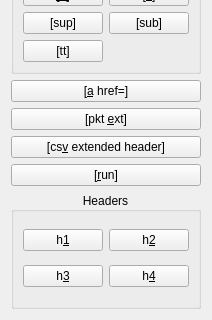
Old version of the form ui/stctagsbuttons.ui in the repository baziorek/STC_editor; both pictures show x 0 to 212 and y 333 to 653 of the 212 by 653 pixel window.
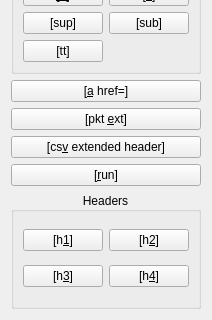
New version of the form. Icons and pictures are not drawn.

What changed in the file:
```diff
--- a/ui/stctagsbuttons.ui
+++ b/ui/stctagsbuttons.ui
@@ -139,7 +139,7 @@
          <string>header h1 - greatest</string>
         </property>
         <property name="text">
-         <string>h&amp;1</string>
+         <string>[h&amp;1]</string>
         </property>
         <property name="icon">
          <iconset resource="../resources.qrc">
@@ -153,7 +153,7 @@
          <string>header h2 - a little smaller than greatest</string>
         </property>
         <property name="text">
-         <string>h&amp;2</string>
+         <string>[h&amp;2]</string>
         </property>
         <property name="icon">
          <iconset resource="../resources.qrc">
@@ -167,7 +167,7 @@
          <string>header h3 - medium</string>
         </property>
         <property name="text">
-         <string>h&amp;3</string>
+         <string>[h&amp;3]</string>
         </property>
         <property name="icon">
          <iconset resource="../resources.qrc">
@@ -181,7 +181,7 @@
          <string>header h4 - bold text</string>
         </property>
         <property name="text">
-         <string>h&amp;4</string>
+         <string>[h&amp;4]</string>
         </property>
         <property name="icon">
          <iconset resource="../resources.qrc">
```
